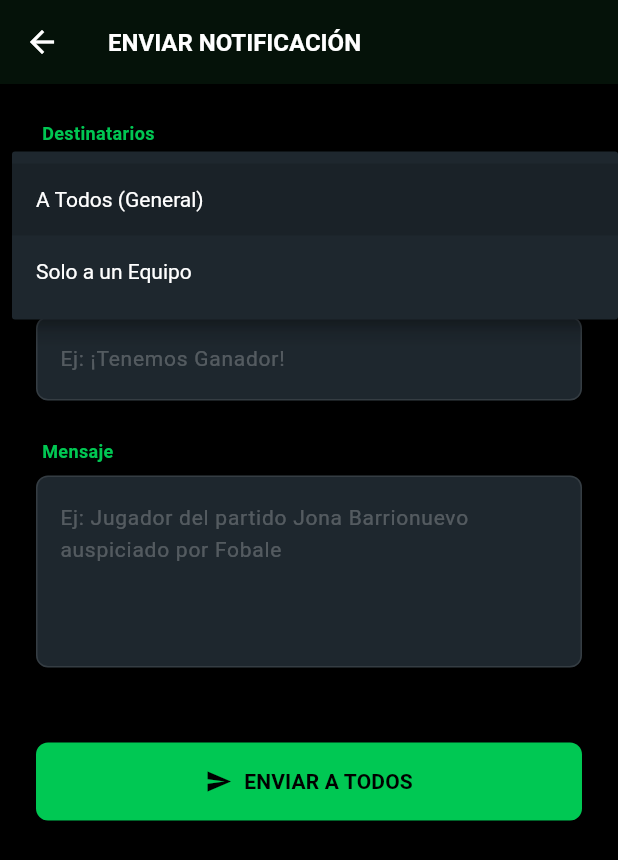
After one commit to jonaalan/LigaRocaApp, a Flutter app: the AdminNotificacionesScreen screen opened directly, after a tap on "A Todos (General)", on a phone screen of 412 x 824 dp. The commit adds this screen. Shown: the top 860 px of the screen. Run offline on Flutter 3.47's test engine with Material 3 defaults, Android fonts, the phone set to English and light mode, and no system bars; our stand-ins replace cloud_firestore, firebase_auth, firebase_core, firebase_messaging, flutter_local_notifications, share_plus and 1 more; accounts and stored records are empty; network calls fail.

Commit message:
Mejoras: Notificaciones por equipo, Fixture flexible y Publicidad intersticial

```diff
--- a/lib/src/models/partido.dart
+++ b/lib/src/models/partido.dart
@@ -30,13 +30,14 @@ class Partido {
   final int golesLocal;
   final int golesVisitante;
   final EstadoPartido estado;
-  final int numeroFecha;
+  final String numeroFecha;
   final String categoria;
 
   Partido({
     required this.id, required this.local, required this.visitante, required this.fecha,
     this.golesLocal = 0, this.golesVisitante = 0, this.estado = EstadoPartido.pendiente,
-    this.numeroFecha = 0, this.categoria = 'Primera',
+    this.numeroFecha = "1",
+    this.categoria = 'Primera',
   });
 
   bool get finalizado => estado == EstadoPartido.finalizado;
@@ -63,7 +64,7 @@ class Partido {
       golesLocal: int.tryParse(data['golesLocal'].toString()) ?? 0,
       golesVisitante: int.tryParse(data['golesVisitante'].toString()) ?? 0,
       estado: estadoFinal,
-      numeroFecha: int.tryParse(data['numeroFecha'].toString()) ?? 0,
+      numeroFecha: data['numeroFecha']?.toString() ?? '1',
       categoria: data['categoria'] ?? 'Primera',
     );
   }
--- a/lib/src/screens/admin/admin_crear_equipo_screen.dart
+++ b/lib/src/screens/admin/admin_crear_equipo_screen.dart
@@ -1,8 +1,10 @@
 import 'package:flutter/material.dart';
 import '../../services/firestore_service.dart';
+import '../../models/equipo.dart'; // IMPORTANTE: Añadimos el modelo
 
 class AdminCrearEquipoScreen extends StatefulWidget {
-  const AdminCrearEquipoScreen({super.key});
+  final Equipo? equipo; // Añadimos este campo para edición
+  const AdminCrearEquipoScreen({super.key, this.equipo});
 
   @override
   State<AdminCrearEquipoScreen> createState() => _AdminCrearEquipoScreenState();
@@ -20,20 +22,38 @@ class _AdminCrearEquipoScreenState extends State<AdminCrearEquipoScreen> {
   static final Color negroProfundo = const Color(0xFF000000);
   static final Color cardColor = const Color(0xFF1E272E);
 
+  @override
+  void initState() {
+    super.initState();
+    // Si estamos editando, precargamos los datos
+    if (widget.equipo != null) {
+      _nombreController.text = widget.equipo!.nombre;
+      _escudoUrlController.text = widget.equipo!.escudoUrl;
+    }
+  }
+
   Future<void> _guardarEquipo() async {
     if (_formKey.currentState!.validate()) {
       setState(() => _isLoading = true);
       try {
-        // CORRECCIÓN AQUÍ: Pasamos los argumentos sin los nombres 'nombre:' y 'escudoUrl:'
-        // porque tu servicio los espera como argumentos posicionales.
-        await _firestoreService.crearEquipo(
-          _nombreController.text.trim(),
-          _escudoUrlController.text.trim(),
-        );
+        if (widget.equipo == null) {
+          // CREAR NUEVO
+          await _firestoreService.crearEquipo(
+            _nombreController.text.trim(),
+            _escudoUrlController.text.trim(),
+          );
+        } else {
+          // EDITAR EXISTENTE
+          await _firestoreService.actualizarEquipo(
+            widget.equipo!.id,
+            _nombreController.text.trim(),
+            _escudoUrlController.text.trim(),
+          );
+        }
 
         if (mounted) {
           ScaffoldMessenger.of(context).showSnackBar(
-              const SnackBar(content: Text('Equipo creado con éxito'))
+              SnackBar(content: Text(widget.equipo == null ? 'Equipo creado con éxito' : 'Equipo actualizado con éxito'))
           );
           Navigator.pop(context);
         }
@@ -54,7 +74,8 @@ class _AdminCrearEquipoScreenState extends State<AdminCrearEquipoScreen> {
     return Scaffold(
       backgroundColor: negroProfundo,
       appBar: AppBar(
-        title: const Text('NUEVO EQUIPO', style: TextStyle(fontWeight: FontWeight.bold, fontSize: 16)),
+        title: Text(widget.equipo == null ? 'NUEVO EQUIPO' : 'EDITAR EQUIPO',
+            style: const TextStyle(fontWeight: FontWeight.bold, fontSize: 16)),
         backgroundColor: const Color(0xFF051209),
         foregroundColor: Colors.white,
       ),
@@ -82,7 +103,8 @@ class _AdminCrearEquipoScreenState extends State<AdminCrearEquipoScreen> {
                 child: ElevatedButton.icon(
                   onPressed: _guardarEquipo,
                   icon: const Icon(Icons.save, color: Colors.black),
-                  label: const Text('GUARDAR EQUIPO', style: TextStyle(color: Colors.black, fontWeight: FontWeight.bold)),
+                  label: Text(widget.equipo == null ? 'GUARDAR EQUIPO' : 'ACTUALIZAR EQUIPO',
+                      style: const TextStyle(color: Colors.black, fontWeight: FontWeight.bold)),
                   style: ElevatedButton.styleFrom(
                     backgroundColor: verdeEsmeralda,
                     padding: const EdgeInsets.symmetric(vertical: 16),
--- /dev/null
+++ b/lib/src/screens/admin/admin_notificaciones_screen.dart
@@ -0,0 +1,185 @@
+import 'package:flutter/material.dart';
+import '../../services/firestore_service.dart';
+import '../../models/equipo.dart';
+
+class AdminNotificacionesScreen extends StatefulWidget {
+  const AdminNotificacionesScreen({super.key});
+
+  @override
+  State<AdminNotificacionesScreen> createState() => _AdminNotificacionesScreenState();
+}
+
+class _AdminNotificacionesScreenState extends State<AdminNotificacionesScreen> {
+  final _formKey = GlobalKey<FormState>();
+  final _tituloController = TextEditingController();
+  final _mensajeController = TextEditingController();
+  bool _isLoading = false;
+
+  String _destino = "General"; // "General" o "Equipo"
+  Equipo? _equipoSeleccionado;
+
+  final FirestoreService _firestoreService = FirestoreService();
+
+  static final Color verdeEsmeralda = const Color(0xFF00C853);
+  static final Color negroProfundo = const Color(0xFF000000);
+  static final Color cardColor = const Color(0xFF1E272E);
+
+  Future<void> _enviar() async {
+    if (_formKey.currentState!.validate()) {
+      if (_destino == "Equipo" && _equipoSeleccionado == null) {
+        ScaffoldMessenger.of(context).showSnackBar(
+          const SnackBar(content: Text('Por favor, selecciona un equipo')),
+        );
+        return;
+      }
+
+      setState(() => _isLoading = true);
+      try {
+        await _firestoreService.enviarNotificacionGeneral(
+          titulo: _tituloController.text.trim(),
+          mensaje: _mensajeController.text.trim(),
+          equipoId: _destino == "Equipo" ? _equipoSeleccionado?.id : null,
+        );
+
+        if (mounted) {
+          ScaffoldMessenger.of(context).showSnackBar(
+            const SnackBar(content: Text('Notificación enviada con éxito')),
+          );
+          Navigator.pop(context);
+        }
+      } catch (e) {
+        if (mounted) {
+          ScaffoldMessenger.of(context).showSnackBar(
+            SnackBar(content: Text('Error: $e')),
+          );
+        }
+      } finally {
+        if (mounted) setState(() => _isLoading = false);
+      }
+    }
+  }
+
+  @override
+  Widget build(BuildContext context) {
+    return Scaffold(
+      backgroundColor: negroProfundo,
+      appBar: AppBar(
+        title: const Text('ENVIAR NOTIFICACIÓN',
+            style: TextStyle(fontWeight: FontWeight.bold, fontSize: 16)),
+        backgroundColor: const Color(0xFF051209),
+        foregroundColor: Colors.white,
+      ),
+      body: _isLoading
+          ? Center(child: CircularProgressIndicator(color: verdeEsmeralda))
+          : SingleChildScrollView(
+              padding: const EdgeInsets.all(24.0),
+              child: Form(
+                key: _formKey,
+                child: Column(
+                  crossAxisAlignment: CrossAxisAlignment.start,
+                  children: [
+                    _buildLabel("Destinatarios"),
+                    DropdownButtonFormField<String>(
+                      dropdownColor: cardColor,
+                      value: _destino,
+                      style: const TextStyle(color: Colors.white),
+                      decoration: _inputDecoration(""),
+                      items: const [
+                        DropdownMenuItem(value: "General", child: Text("A Todos (General)")),
+                        DropdownMenuItem(value: "Equipo", child: Text("Solo a un Equipo")),
+                      ],
+                      onChanged: (val) {
+                        setState(() {
+                          _destino = val!;
+                          if (_destino == "General") _equipoSeleccionado = null;
+                        });
+                      },
+                    ),
+
+                    if (_destino == "Equipo") ...[
+                      const SizedBox(height: 16),
+                      _buildLabel("Seleccionar Equipo"),
+                      StreamBuilder<List<Equipo>>(
+                        stream: _firestoreService.getEquipos(),
+                        builder: (context, snapshot) {
+                          if (!snapshot.hasData) return LinearProgressIndicator(color: verdeEsmeralda);
+                          return DropdownButtonFormField<Equipo>(
+                            dropdownColor: cardColor,
+                            value: _equipoSeleccionado,
+                            style: const TextStyle(color: Colors.white),
+                            decoration: _inputDecoration("Elegir equipo"),
+                            items: snapshot.data!.map((e) => DropdownMenuItem(
+                              value: e,
+                              child: Text(e.nombre),
+                            )).toList(),
+                            onChanged: (val) => setState(() => _equipoSeleccionado = val),
+                          );
+                        },
+                      ),
+                    ],
+
+                    const SizedBox(height: 25),
+                    _buildLabel("Título"),
+                    _buildTextField(_tituloController, "Ej: ¡Tenemos Ganador!", (v) => v!.isEmpty ? 'Ingresa un título' : null),
+
+                    const SizedBox(height: 25),
+                    _buildLabel("Mensaje"),
+                    _buildTextField(
+                      _mensajeController,
+                      "Ej: Jugador del partido Jona Barrionuevo auspiciado por Fobale",
+                      (v) => v!.isEmpty ? 'Ingresa el mensaje' : null,
+                      maxLines: 4
+                    ),
+
+                    const SizedBox(height: 50),
+
+                    SizedBox(
+                      width: double.infinity,
+                      child: ElevatedButton.icon(
+                        onPressed: _enviar,
+                        icon: const Icon(Icons.send, color: Colors.black),
+                        label: Text(_destino == "General" ? 'ENVIAR A TODOS' : 'ENVIAR AL EQUIPO',
+                            style: const TextStyle(color: Colors.black, fontWeight: FontWeight.bold)),
+                        style: ElevatedButton.styleFrom(
+                          backgroundColor: verdeEsmeralda,
+                          padding: const EdgeInsets.symmetric(vertical: 16),
+                          shape: RoundedRectangleBorder(borderRadius: BorderRadius.circular(8)),
+                        ),
+                      ),
+                    ),
+                  ],
+                ),
+              ),
+            ),
+    );
+  }
+
+  Widget _buildLabel(String texto) {
+    return Padding(
+      padding: const EdgeInsets.only(bottom: 8, left: 4),
+      child: Text(texto, style: TextStyle(color: verdeEsmeralda, fontWeight: FontWeight.bold, fontSize: 12)),
+    );
+  }
+
+  Widget _buildTextField(TextEditingController ctrl, String hint, String? Function(String?)? validator, {int maxLines = 1}) {
+    return TextFormField(
+      controller: ctrl,
+      maxLines: maxLines,
+      style: const TextStyle(color: Colors.white),
+      validator: validator,
+      decoration: _inputDecoration(hint),
+    );
+  }
+
+  InputDecoration _inputDecoration(String hint) {
+    return InputDecoration(
+      hintText: hint,
+      hintStyle: const TextStyle(color: Colors.white24, fontSize: 14),
+      filled: true,
+      fillColor: cardColor,
+      border: OutlineInputBorder(borderRadius: BorderRadius.circular(8), borderSide: BorderSide.none),
+      enabledBorder: OutlineInputBorder(borderRadius: BorderRadius.circular(8), borderSide: const BorderSide(color: Colors.white10)),
+      focusedBorder: OutlineInputBorder(borderRadius: BorderRadius.circular(8), borderSide: BorderSide(color: verdeEsmeralda)),
+    );
+  }
+}
--- a/lib/src/services/firestore_service.dart
+++ b/lib/src/services/firestore_service.dart
@@ -20,11 +20,34 @@ class FirestoreService {
   Future<void> enviarNotificacionPush({
     required String titulo,
     required String mensaje,
-    required String partidoId,
+    String? partidoId,
     String tema = 'general',
   }) async {
     // Ya no hace nada aquí porque el servidor lo hace solo.
     print("📢 Notificación registrada internamente para: $tema");
+  }
+
+  Future<void> enviarNotificacionGeneral({
+    required String titulo,
+    required String mensaje,
+    String? equipoId,
+  }) async {
+    await _db.collection('notificaciones').add({
+      'titulo': titulo,
+      'mensaje': mensaje,
+      'fecha': FieldValue.serverTimestamp(),
+      'visto': false,
+      'tipo': equipoId == null ? 'general' : 'equipo',
+      'equipoId': equipoId,
+    });
+
+    String tema = equipoId == null ? 'general' : 'equipo_${equipoId.replaceAll(' ', '_')}';
+
+    await enviarNotificacionPush(
+      titulo: titulo,
+      mensaje: mensaje,
+      tema: tema,
+    );
   }
   // ===========================================================================
   // SUSCRIPCIÓN A NOTIFICACIONES
```
Also changed, not shown: lib/src/screens/admin/admin_equipos_screen.dart (+17 -3 lines), lib/src/screens/admin/admin_fixture_screen.dart (+5 -5 lines), lib/src/screens/admin/admin_publicidad_screen.dart (+46 -20 lines), lib/src/screens/home_screen.dart (+11 -2 lines), lib/src/widgets/publicidad_banner.dart (+5 -2 lines), lib/src/widgets/publicidad_intersticial.dart (added, +168 -0 lines).
